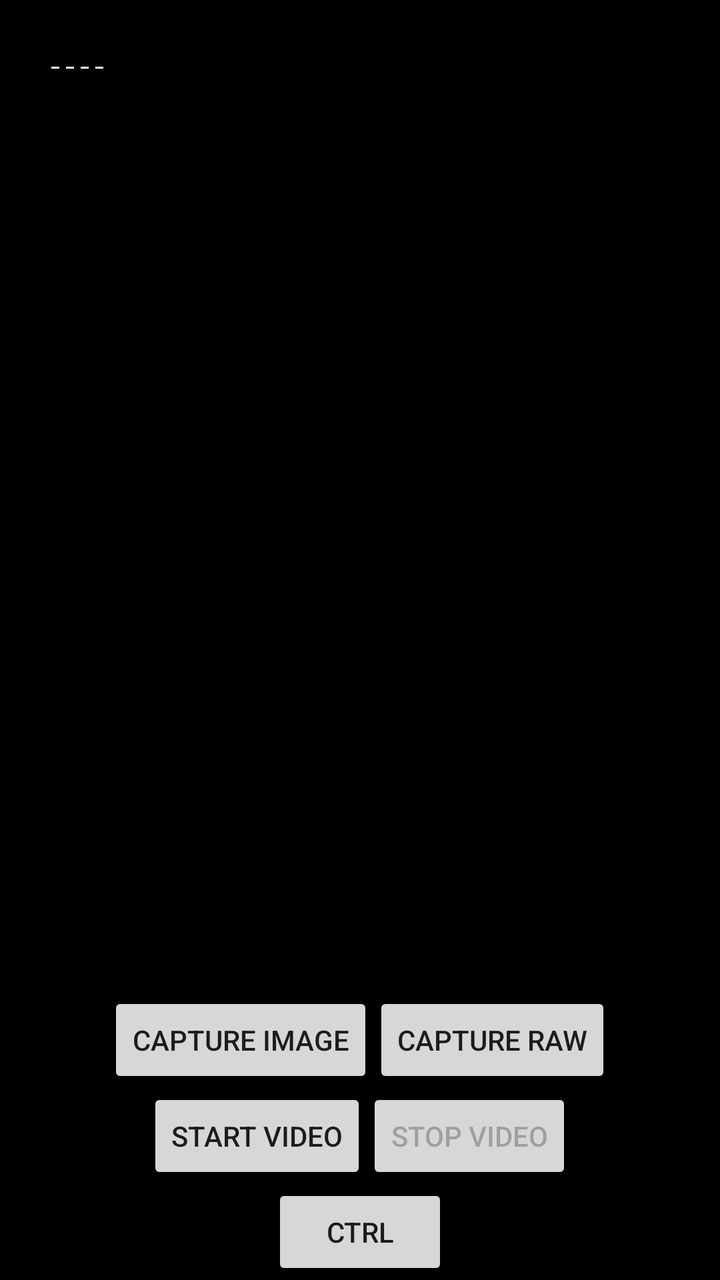
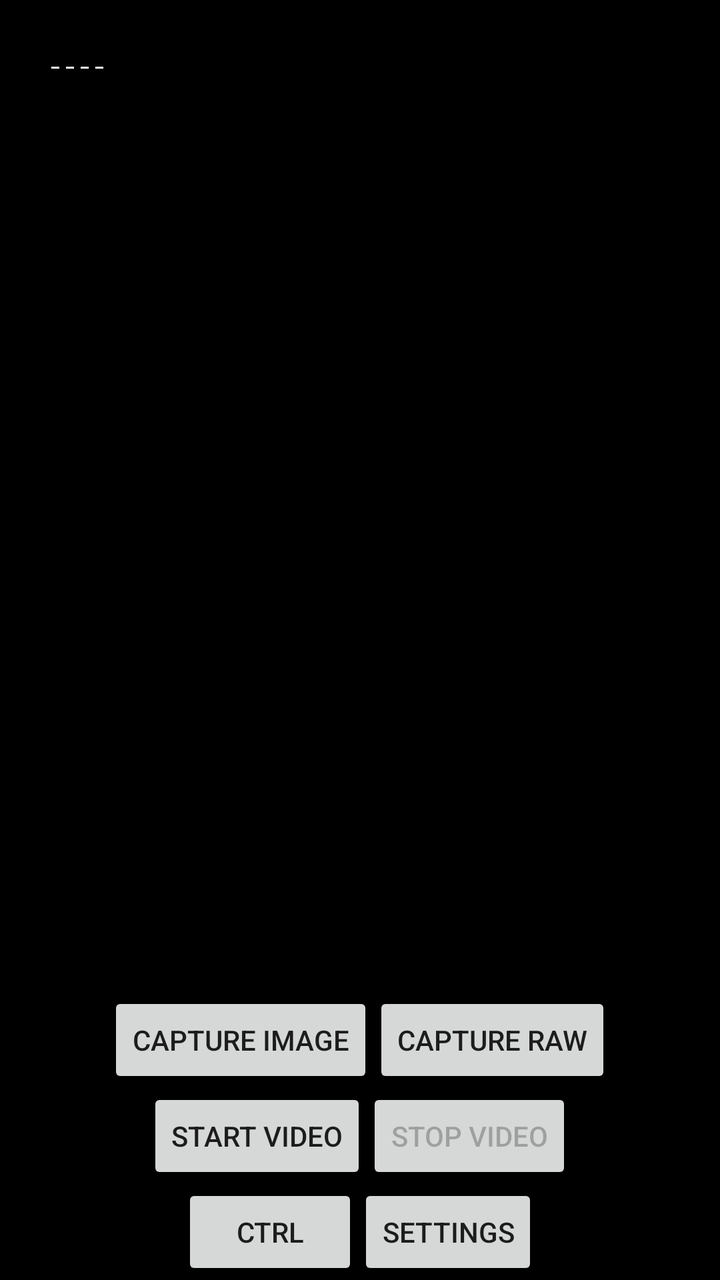

An Android layout rendered at two revisions. The XML below is the earlier revision; the diff shows what the commit changed to produce the second picture.
<!-- AndroidManifest.xml: application theme AppTheme -->
<!-- res/layout/activity_main.xml -->
<LinearLayout xmlns:android="http://schemas.android.com/apk/res/android"
    android:layout_width="match_parent"
    android:layout_height="match_parent"
    android:orientation="vertical"
    android:gravity="center"
    android:keepScreenOn="true"
    android:background="@color/background">

    <FrameLayout
        android:layout_width="match_parent"
        android:layout_height="0dp"
        android:layout_weight="1">

        <ImageView
            android:id="@+id/imageView"
            android:layout_width="match_parent"
            android:layout_height="match_parent" />

        <TextView
            android:id="@+id/temperatureText"
            android:layout_width="wrap_content"
            android:layout_height="wrap_content"
            android:layout_gravity="top|start"
            android:layout_margin="16dp"
            android:padding="8dp"
            android:background="#80000000"
            android:textColor="#FFFFFF"
            android:textSize="12sp"
            android:fontFamily="monospace"
            android:text="----" />

    </FrameLayout>

    
    <LinearLayout
        android:layout_width="match_parent"
        android:layout_height="wrap_content"
        android:orientation="horizontal"
        android:gravity="center">

        <Button
            android:id="@+id/getImageButton"
            android:layout_width="wrap_content"
            android:layout_height="wrap_content"
            android:text="Capture Image" />

        <Button
            android:id="@+id/getFrameButton"
            android:layout_width="wrap_content"
            android:layout_height="wrap_content"
            android:text="Capture Raw" />
    </LinearLayout>

    
    <LinearLayout
        android:layout_width="match_parent"
        android:layout_height="wrap_content"
        android:orientation="horizontal"
        android:gravity="center">

        <Button
            android:id="@+id/startVideoButton"
            android:layout_width="wrap_content"
            android:layout_height="wrap_content"
            android:text="Start Video" />

        <Button
            android:id="@+id/stopVideoButton"
            android:layout_width="wrap_content"
            android:layout_height="wrap_content"
            android:text="Stop Video"
            android:enabled="false" />
    </LinearLayout>

    
    <Button
        android:id="@+id/ctrlButton"
        android:layout_width="wrap_content"
        android:layout_height="wrap_content"
        android:text="Ctrl"
        android:layout_gravity="center_horizontal" />
</LinearLayout>
<!-- resources referenced by this layout -->
<resources>
  <color name="background">#000000</color>
  <style name="AppTheme" parent="Theme.AppCompat.Light">
  		<item name="android:navigationBarColor">@color/background</item>
  		<item name="android:statusBarColor">@color/background</item>
  		
      </style>
</resources>

<!-- the commit's change to res/layout/activity_main.xml (unified diff, before → after) -->
@@ -73,10 +73,22 @@
     </LinearLayout>
 
     
-    <Button
-        android:id="@+id/ctrlButton"
-        android:layout_width="wrap_content"
+    <LinearLayout
+        android:layout_width="match_parent"
         android:layout_height="wrap_content"
-        android:text="Ctrl"
-        android:layout_gravity="center_horizontal" />
+        android:orientation="horizontal"
+        android:gravity="center">
+
+        <Button
+            android:id="@+id/ctrlButton"
+            android:layout_width="wrap_content"
+            android:layout_height="wrap_content"
+            android:text="Ctrl" />
+
+        <Button
+            android:id="@+id/settingsButton"
+            android:layout_width="wrap_content"
+            android:layout_height="wrap_content"
+            android:text="Settings" />
+    </LinearLayout>
 </LinearLayout>
